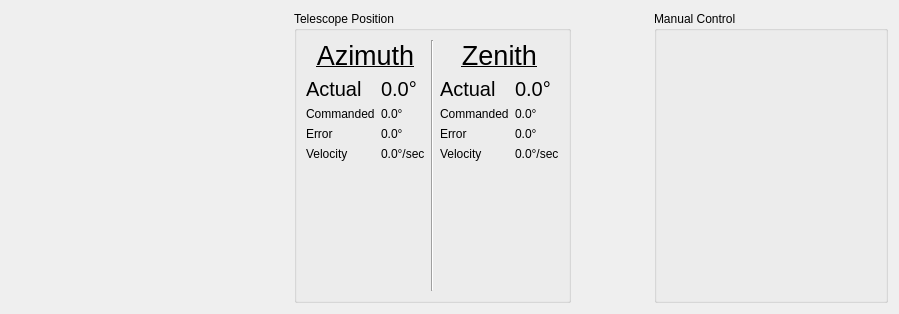
Qt form ui_resources/telescope_control.ui (Tyronitar/rfsoc-interface) before a commit.
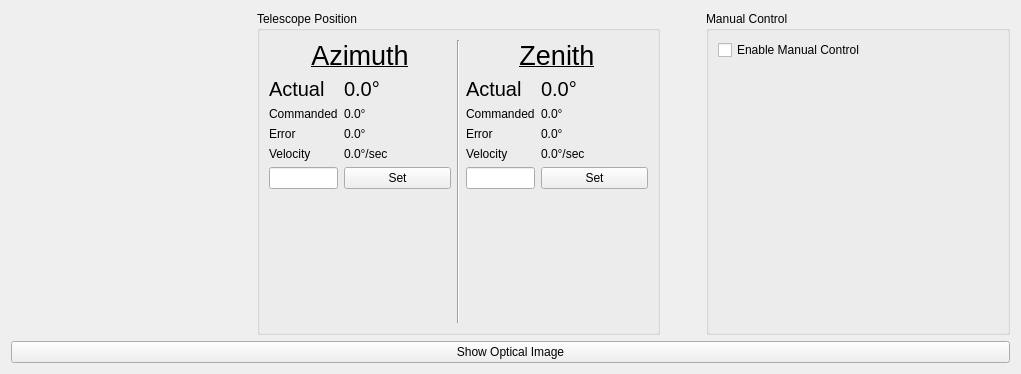
The same form after that commit. Icons and pictures are not drawn. Custom widgets are drawn as their Qt base class.

Commit message:
Enable Telescope Motion and Camera
* Rename some window titles
* Change look of progress bars
* Updated the save changes dialog for LO sweep

```diff
--- a/ui_resources/telescope_control.ui
+++ b/ui_resources/telescope_control.ui
@@ -6,8 +6,8 @@
    <rect>
     <x>0</x>
     <y>0</y>
-    <width>899</width>
-    <height>314</height>
+    <width>1021</width>
+    <height>374</height>
    </rect>
   </property>
   <property name="windowTitle">
@@ -119,11 +119,21 @@
        </property>
        <layout class="QVBoxLayout" name="verticalLayout_3">
         <item>
-         <widget class="Controller" name="widget" native="true">
+         <widget class="QCheckBox" name="manual_controlcheckBox">
+          <property name="text">
+           <string>Enable Manual Control</string>
+          </property>
+         </widget>
+        </item>
+        <item>
+         <widget class="Controller" name="controller" native="true">
+          <property name="enabled">
+           <bool>false</bool>
+          </property>
           <property name="minimumSize">
            <size>
-            <width>210</width>
-            <height>210</height>
+            <width>280</width>
+            <height>250</height>
            </size>
           </property>
          </widget>
@@ -226,6 +236,16 @@
               </property>
              </widget>
             </item>
+            <item row="5" column="0">
+             <widget class="QLineEdit" name="azimuth_setlineEdit"/>
+            </item>
+            <item row="5" column="1">
+             <widget class="QPushButton" name="azimuth_setpushButton">
+              <property name="text">
+               <string>Set</string>
+              </property>
+             </widget>
+            </item>
            </layout>
           </item>
           <item>
@@ -322,6 +342,16 @@
               </property>
              </widget>
             </item>
+            <item row="5" column="0">
+             <widget class="QLineEdit" name="zenith_setlineEdit"/>
+            </item>
+            <item row="5" column="1">
+             <widget class="QPushButton" name="zenith_setpushButton">
+              <property name="text">
+               <string>Set</string>
+              </property>
+             </widget>
+            </item>
            </layout>
           </item>
          </layout>
@@ -347,6 +377,13 @@
      </item>
     </layout>
    </item>
+   <item row="1" column="0">
+    <widget class="QPushButton" name="optical_pushButton">
+     <property name="text">
+      <string>Show Optical Image</string>
+     </property>
+    </widget>
+   </item>
   </layout>
  </widget>
  <customwidgets>
```
Left out of the diff: 56 changed lines with no effect on the pictures. The commit also changes 20 other files.
